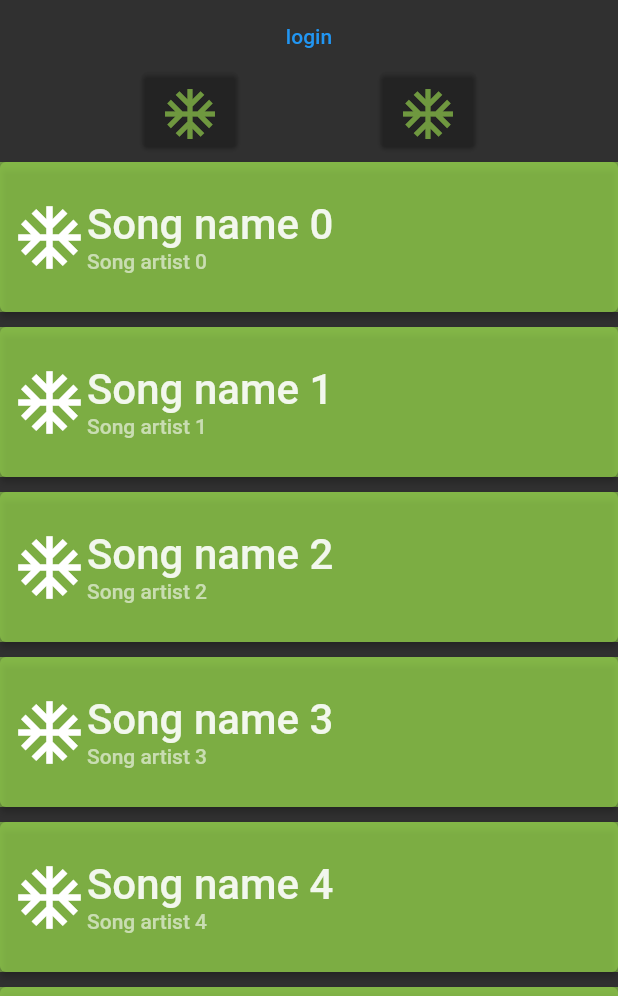
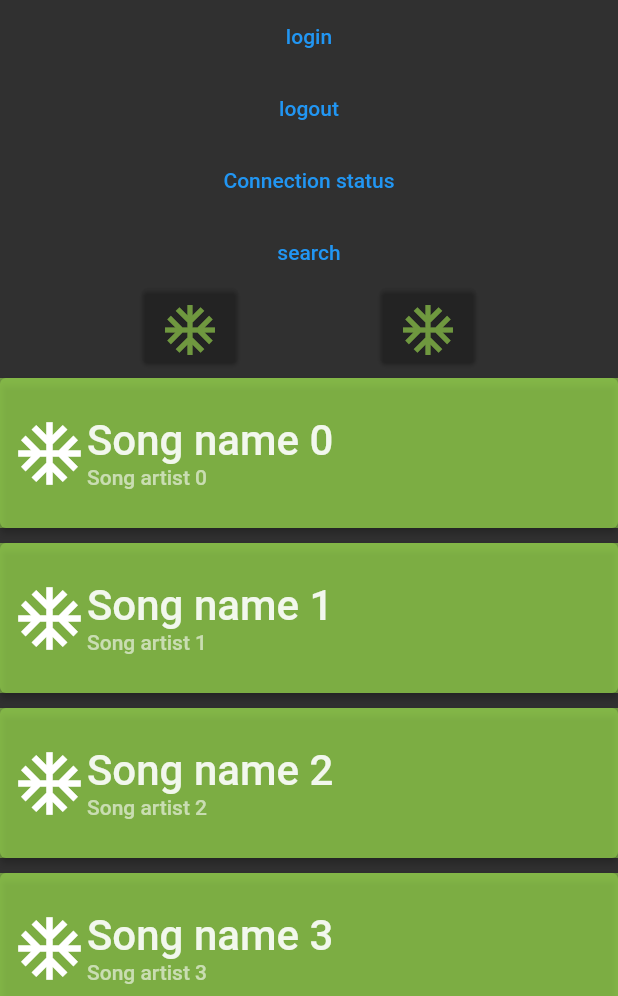
Before and after one commit to CrutoiAlexandru/music-pool-app, a Flutter app: the screen it shows after launch, after a tap on "login", on a phone screen of 412 x 824 dp, the part 240-1236 px from its top. Run offline on Flutter 3.47's test engine with Material 2 defaults, Android fonts, the phone set to English and light mode, and no system bars; missing offline and left inert: dart:html, firebase, spotify_sdk; accounts and stored records are empty.

Commit message:
Spotify track search

```diff
--- a/lib/main.dart
+++ b/lib/main.dart
@@ -56,7 +56,7 @@ class MyHomePage extends StatefulWidget {
 }
 
 class _MyHomePageState extends State<MyHomePage> {
-  var spot = SpotifyAuth();
+  // var spot = SpotifyAuth();
 
   @override
   Widget build(BuildContext context) {
@@ -68,12 +68,7 @@ class _MyHomePageState extends State<MyHomePage> {
           // app bar
           // show the image of the current song playing as background(future implementation)
           sliverAppBar(),
-          SliverToBoxAdapter(
-            child: TextButton(
-              onPressed: spot.auth,
-              child: const Text('login'),
-            ),
-          ),
+          const SpotifyController(),
           // 2 buttons designed for Spotify and Soundcloud(future implementation)
           sliverToBoxAdapter(context),
           // list of songs that are in queue
--- a/lib/spotify/spotify_auth.dart
+++ b/lib/spotify/spotify_auth.dart
@@ -1,14 +1,81 @@
 // ignore_for_file: import_of_legacy_library_into_null_safe
 // ignore_for_file: avoid_print
 
+import 'dart:html';
+
+import 'package:firebase/firebase.dart';
+import 'package:flutter/material.dart';
 import 'package:flutter/services.dart';
+import 'package:spotify_sdk/models/connection_status.dart';
 import '../.config_for_app.dart';
 import 'package:spotify_sdk/spotify_sdk.dart';
+import 'package:http/http.dart' as http;
 
-class SpotifyAuth {
+class SpotifyController extends StatefulWidget {
+  const SpotifyController({Key? key}) : super(key: key);
+
+  @override
+  _SpotifyController createState() => _SpotifyController();
+}
+
+class _SpotifyController extends State<SpotifyController> {
+  bool _loading = false;
+  bool _connected = false;
   final endpoint = 'accounts.spotify.com';
   final redirectURI = 'https://music-pool-app-50127.web.app/auth.html';
-  // final redirectURI = 'http://localhost:8888/auth.html';
+  String token = '';
+
+  final headers = {};
+
+  @override
+  Widget build(BuildContext context) {
+    return SliverToBoxAdapter(
+      child: Column(
+        children: [
+          TextButton(
+            onPressed: () async {
+              token = await auth();
+            },
+            child: const Text('login'),
+          ),
+          TextButton(
+            onPressed: disconnect,
+            child: const Text('logout'),
+          ),
+          StreamBuilder<ConnectionStatus>(
+            stream: SpotifySdk.subscribeConnectionStatus(),
+            builder: (context, snapshot) {
+              return TextButton(
+                onPressed: () {
+                  setStatus('Connection status: $_connected');
+                },
+                child: const Text("Connection status"),
+              );
+            },
+          ),
+          TextButton(
+            onPressed: () async {
+              final res = await search('rap god');
+              print(res);
+            },
+            child: const Text('search'),
+          ),
+        ],
+      ),
+    );
+  }
+
+  Future<String> search(song) async {
+    var url = Uri.https('api.spotify.com', '/v1/search', {
+      'q': song,
+      'type': ['track'],
+      'limit': '1',
+    });
+    print(token);
+    print('\n' + url.toString());
+    final res = await http.get(url);
+    return res.body.toString();
+  }
 
   Future<String> auth() async {
     try {
@@ -19,7 +86,11 @@ class SpotifyAuth {
               'user-modify-playback-state, '
               'playlist-read-private, '
               'playlist-modify-public,user-read-currently-playing');
-      setStatus('Got a token: $authenticationToken');
+      setState(() {
+        _connected = true;
+      });
+      setStatus(
+          'Got a token: $authenticationToken'); // DONT FORGET TO REMOVE THE TOKEN FROM THE CONSOLE WHEN LAUNCHING
       return authenticationToken;
     } on PlatformException catch (e) {
       return Future.error('$e.code: $e.message');
@@ -29,6 +100,31 @@ class SpotifyAuth {
     }
   }
 
+  Future<void> disconnect() async {
+    try {
+      setState(() {
+        _loading = true;
+      });
+      var result = await SpotifySdk.disconnect();
+      setState(() {
+        token = '';
+        _connected = false;
+        _loading = false;
+      });
+      setStatus(result ? 'disconnect successful' : 'disconnect failed');
+    } on PlatformException catch (e) {
+      setState(() {
+        _loading = false;
+      });
+      setStatus(e.code, message: e.message);
+    } on MissingPluginException {
+      setState(() {
+        _loading = false;
+      });
+      setStatus('not implemented');
+    }
+  }
+
   void setStatus(String code, {String? message}) {
     var text = message ?? '';
     print('$code$text');
```
